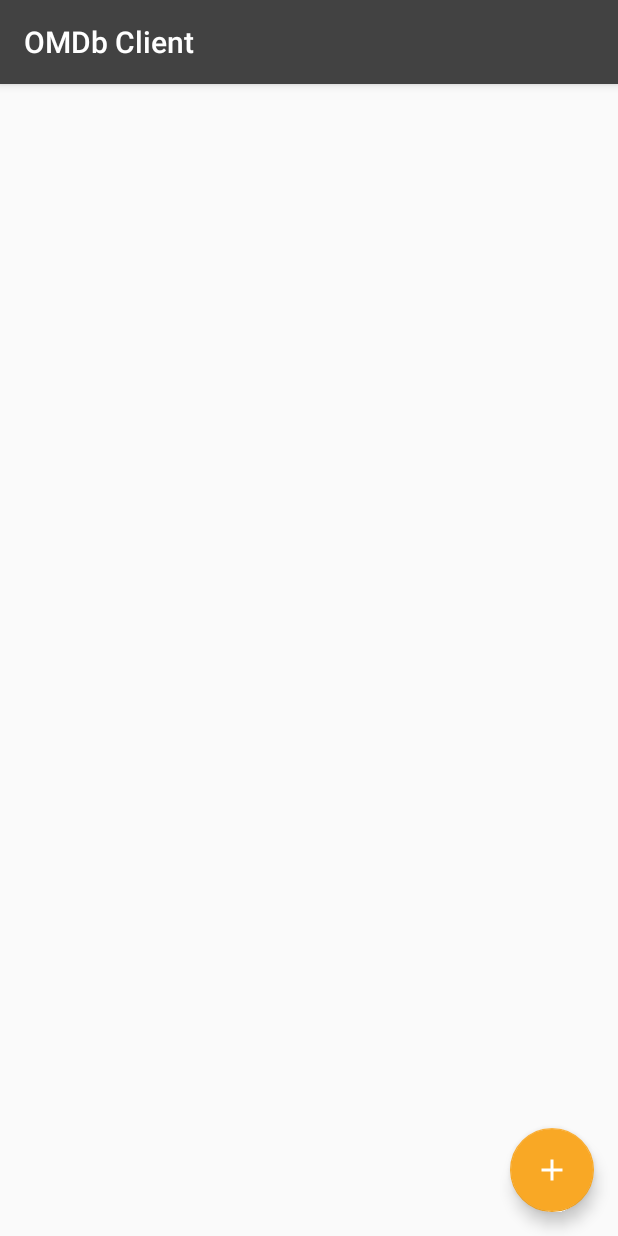
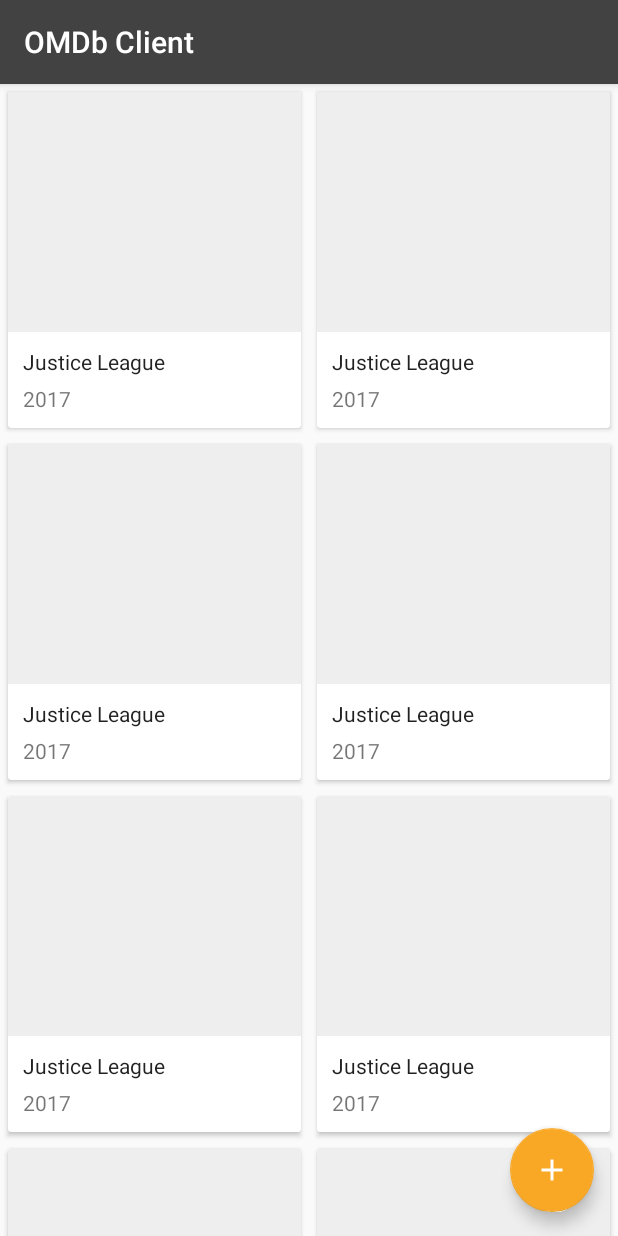
Before and after one commit to allancslima/OMDb-android-client, an Android app: the screen it shows after launch (MainActivity), on a phone screen of 412 x 824 dp. Run offline under Robolectric (Android 15) with nearby library versions, the phone set to English and light mode, and no system bars; our stand-ins replace Room's generated code.

Commit message:
Implementing recycler view list

```diff
--- /dev/null
+++ b/app/src/main/java/com/allancslima/omdbclient/base/BaseAdapter.java
@@ -0,0 +1,45 @@
+package com.allancslima.omdbclient.base;
+
+import android.content.Context;
+import android.support.v7.widget.RecyclerView;
+import android.view.ViewGroup;
+
+import java.util.List;
+
+/**
+ * Created by Allan Lima on 13/01/2018.
+ */
+
+public abstract class BaseAdapter<T> extends RecyclerView.Adapter<RecyclerView.ViewHolder> {
+
+    protected Context mContext;
+    private List<T> mDataset;
+
+    protected BaseAdapter(Context context, List<T> dataset) {
+        mContext = context;
+        mDataset = dataset;
+    }
+
+    @Override
+    public RecyclerView.ViewHolder onCreateViewHolder(ViewGroup parent, int viewType) {
+        return getViewHolder(parent);
+    }
+
+    @Override
+    public void onBindViewHolder(RecyclerView.ViewHolder holder, int position) {
+        onBindData(holder, mDataset.get(position));
+    }
+
+    @Override
+    public int getItemCount() {
+        return mDataset.size();
+    }
+
+    public T getItem(int position) {
+        return mDataset.get(position);
+    }
+
+    protected abstract RecyclerView.ViewHolder getViewHolder(ViewGroup parent);
+
+    protected abstract void onBindData(RecyclerView.ViewHolder holder, T object);
+}
--- a/app/src/main/java/com/allancslima/omdbclient/ui/main/MainActivity.java
+++ b/app/src/main/java/com/allancslima/omdbclient/ui/main/MainActivity.java
@@ -4,20 +4,49 @@ import android.content.Intent;
 import android.os.Bundle;
 import android.support.design.widget.FloatingActionButton;
 import android.support.v7.app.AppCompatActivity;
+import android.support.v7.widget.GridLayoutManager;
+import android.support.v7.widget.RecyclerView;
 import android.view.View;
 
 import com.allancslima.omdbclient.R;
+import com.allancslima.omdbclient.data.db.model.Movie;
 import com.allancslima.omdbclient.ui.addmovie.AddMovieActivity;
 
+import java.util.ArrayList;
+import java.util.List;
+
 public class MainActivity extends AppCompatActivity {
+
+    private RecyclerView mRecyclerView;
 
     @Override
     protected void onCreate(Bundle savedInstanceState) {
         super.onCreate(savedInstanceState);
         setContentView(R.layout.activity_main);
 
+        mRecyclerView = findViewById(R.id.recycler_view);
+        mRecyclerView.setHasFixedSize(true);
+
+        GridLayoutManager layoutManager = new GridLayoutManager(this, 2);
+        mRecyclerView.setLayoutManager(layoutManager);
+
+        MovieAdapter adapter = new MovieAdapter(this, getMovies());
+        mRecyclerView.setAdapter(adapter);
+
         FloatingActionButton btnAddMovie = findViewById(R.id.button_add_movie);
-        btnAddMovie.setOnClickListener( (View v) ->
-                startActivity(new Intent(MainActivity.this, AddMovieActivity.class)) );
+        btnAddMovie.setOnClickListener((View v) ->
+                startActivity(new Intent(MainActivity.this, AddMovieActivity.class)));
+    }
+
+    public List<Movie> getMovies() {
+        List<Movie> movies = new ArrayList<>();
+        for (int i=0; i<10; i++) {
+            Movie m = new Movie();
+            m.setTitle("Justice League");
+            m.setYear("2017");
+            m.setGenre("Action");
+            movies.add(m);
+        }
+        return movies;
     }
 }
--- /dev/null
+++ b/app/src/main/java/com/allancslima/omdbclient/ui/main/MovieAdapter.java
@@ -0,0 +1,58 @@
+package com.allancslima.omdbclient.ui.main;
+
+import android.content.Context;
+import android.support.v7.widget.RecyclerView;
+import android.view.LayoutInflater;
+import android.view.View;
+import android.view.ViewGroup;
+import android.widget.TextView;
+
+import com.allancslima.omdbclient.R;
+import com.allancslima.omdbclient.base.BaseAdapter;
+import com.allancslima.omdbclient.data.db.model.Movie;
+
+import java.util.List;
+
+/**
+ * Created by Allan Lima on 13/01/2018.
+ */
+
+public class MovieAdapter extends BaseAdapter {
+
+    public MovieAdapter(Context context, List<Movie> dataset) {
+        super(context, dataset);
+    }
+
+    @Override
+    protected RecyclerView.ViewHolder getViewHolder(ViewGroup parent) {
+        View view = LayoutInflater.from(mContext).inflate(R.layout.item_movie, parent, false);
+        MovieViewHolder holder = new MovieViewHolder(view);
+
+        view.setOnClickListener((View v) -> {
+
+        });
+
+        return holder;
+    }
+
+    @Override
+    protected void onBindData(RecyclerView.ViewHolder holder, Object object) {
+        Movie movie = (Movie) object;
+        MovieViewHolder movieHolder = (MovieViewHolder) holder;
+
+        movieHolder.textTitle.setText(movie.getTitle());
+        movieHolder.textYear.setText(movie.getYear());
+    }
+
+    protected class MovieViewHolder extends RecyclerView.ViewHolder {
+
+        public TextView textTitle;
+        public TextView textYear;
+
+        public MovieViewHolder(View itemView) {
+            super(itemView);
+            textTitle = itemView.findViewById(R.id.text_title);
+            textYear = itemView.findViewById(R.id.text_year);
+        }
+    }
+}
--- /dev/null
+++ b/app/src/main/res/layout/item_movie.xml
@@ -0,0 +1,38 @@
+<android.support.v7.widget.CardView xmlns:android="http://schemas.android.com/apk/res/android"
+    android:id="@+id/card_view"
+    android:layout_width="match_parent"
+    android:layout_height="wrap_content"
+    android:layout_margin="5dp">
+
+    <LinearLayout
+        android:layout_width="match_parent"
+        android:layout_height="match_parent"
+        android:orientation="vertical">
+
+        <ImageView
+            android:id="@+id/image_poster"
+            android:layout_width="match_parent"
+            android:layout_height="160dp"
+            android:background="#EEE" />
+
+        <TextView
+            android:id="@+id/text_title"
+            android:layout_width="wrap_content"
+            android:layout_height="wrap_content"
+            android:layout_marginBottom="5dp"
+            android:layout_marginLeft="10dp"
+            android:layout_marginStart="10dp"
+            android:layout_marginTop="10dp"
+            android:text="Star Wars VIII - The Last Jedi"
+            android:textAppearance="@style/TextAppearance.AppCompat.Body1" />
+
+        <TextView
+            android:id="@+id/text_year"
+            android:layout_width="wrap_content"
+            android:layout_height="wrap_content"
+            android:layout_marginBottom="10dp"
+            android:layout_marginLeft="10dp"
+            android:layout_marginStart="10dp"
+            android:text="2017" />
+    </LinearLayout>
+</android.support.v7.widget.CardView>
```
